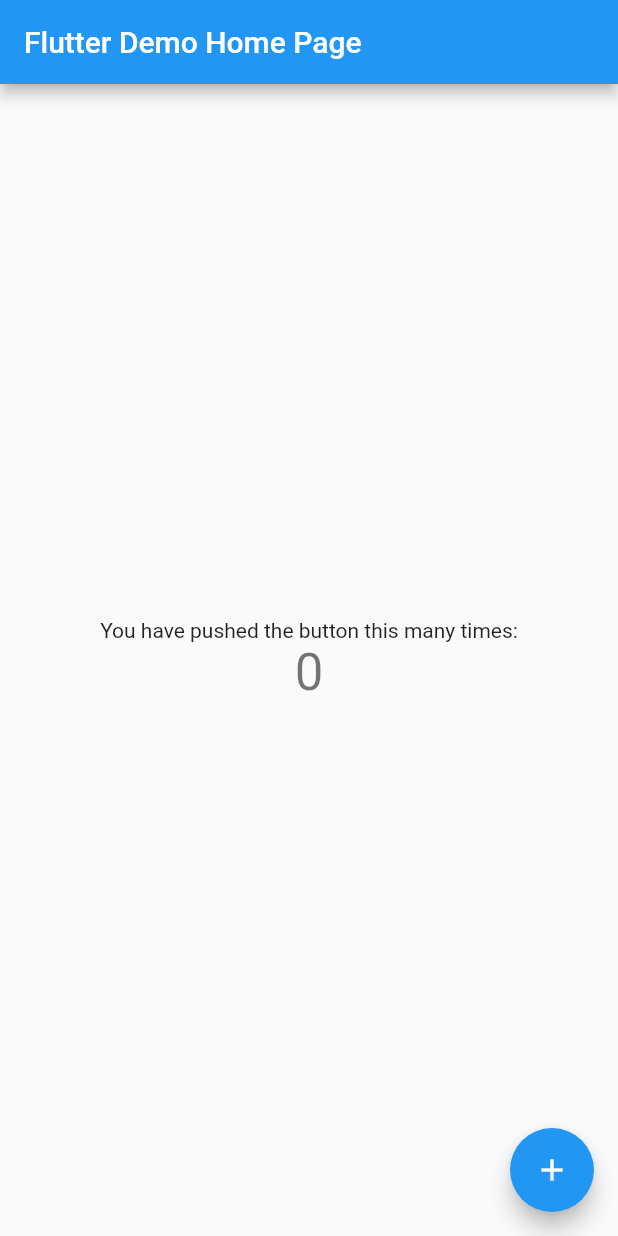
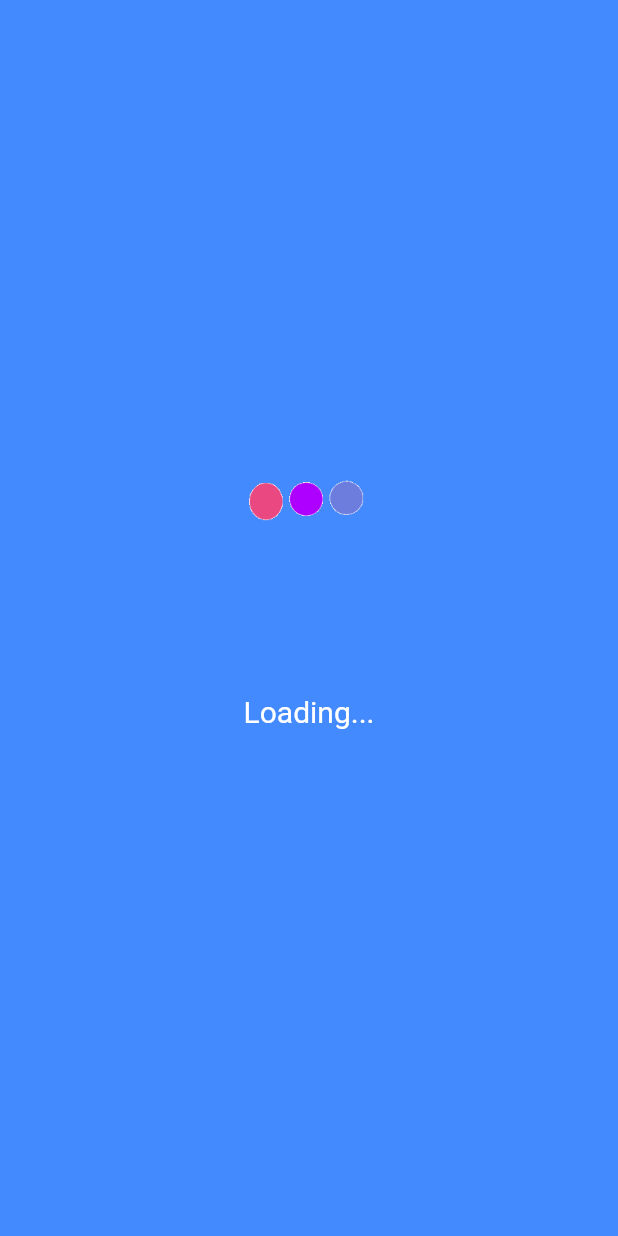
Before and after one commit to melchord/flutter_loading, a Flutter app: the first screen one second after launch, on a phone screen of 412 x 824 dp. Run offline on Flutter 3.47's test engine with Material 2 defaults, Android fonts, the phone set to English and light mode, and no system bars.

Commit message:
- add splash screen

```diff
--- a/lib/main.dart
+++ b/lib/main.dart
@@ -1,113 +1,9 @@
 import 'package:flutter/material.dart';
 
+import './screens/splash.dart';
+
 void main() {
-  runApp(MyApp());
+  runApp( const MaterialApp(
+    home: SplashScreen()
+  ));
 }
-
-class MyApp extends StatelessWidget {
-  // This widget is the root of your application.
-  @override
-  Widget build(BuildContext context) {
-    return MaterialApp(
-      title: 'Flutter Demo',
-      theme: ThemeData(
-        // This is the theme of your application.
-        //
-        // Try running your application with "flutter run". You'll see the
-        // application has a blue toolbar. Then, without quitting the app, try
-        // changing the primarySwatch below to Colors.green and then invoke
-        // "hot reload" (press "r" in the console where you ran "flutter run",
-        // or simply save your changes to "hot reload" in a Flutter IDE).
-        // Notice that the counter didn't reset back to zero; the application
-        // is not restarted.
-        primarySwatch: Colors.blue,
-      ),
-      home: const MyHomePage(title: 'Flutter Demo Home Page'),
-    );
-  }
-}
-
-class MyHomePage extends StatefulWidget {
-  const MyHomePage({Key? key, required this.title}) : super(key: key);
-
-  // This widget is the home page of your application. It is stateful, meaning
-  // that it has a State object (defined below) that contains fields that affect
-  // how it looks.
-
-  // This class is the configuration for the state. It holds the values (in this
-  // case the title) provided by the parent (in this case the App widget) and
-  // used by the build method of the State. Fields in a Widget subclass are
-  // always marked "final".
-
-  final String title;
-
-  @override
-  _MyHomePageState createState() => _MyHomePageState();
-}
-
-class _MyHomePageState extends State<MyHomePage> {
-  int _counter = 0;
-
-  void _incrementCounter() {
-    setState(() {
-      // This call to setState tells the Flutter framework that something has
-      // changed in this State, which causes it to rerun the build method below
-      // so that the display can reflect the updated values. If we changed
-      // _counter without calling setState(), then the build method would not be
-      // called again, and so nothing would appear to happen.
-      _counter++;
-    });
-  }
-
-  @override
-  Widget build(BuildContext context) {
-    // This method is rerun every time setState is called, for instance as done
-    // by the _incrementCounter method above.
-    //
-    // The Flutter framework has been optimized to make rerunning build methods
-    // fast, so that you can just rebuild anything that needs updating rather
-    // than having to individually change instances of widgets.
-    return Scaffold(
-      appBar: AppBar(
-        // Here we take the value from the MyHomePage object that was created by
-        // the App.build method, and use it to set our appbar title.
-        title: Text(widget.title),
-      ),
-      body: Center(
-        // Center is a layout widget. It takes a single child and positions it
-        // in the middle of the parent.
-        child: Column(
-          // Column is also a layout widget. It takes a list of children and
-          // arranges them vertically. By default, it sizes itself to fit its
-          // children horizontally, and tries to be as tall as its parent.
-          //
-          // Invoke "debug painting" (press "p" in the console, choose the
-          // "Toggle Debug Paint" action from the Flutter Inspector in Android
-          // Studio, or the "Toggle Debug Paint" command in Visual Studio Code)
-          // to see the wireframe for each widget.
-          //
-          // Column has various properties to control how it sizes itself and
-          // how it positions its children. Here we use mainAxisAlignment to
-          // center the children vertically; the main axis here is the vertical
-          // axis because Columns are vertical (the cross axis would be
-          // horizontal).
-          mainAxisAlignment: MainAxisAlignment.center,
-          children: <Widget>[
-            const Text(
-              'You have pushed the button this many times:',
-            ),
-            Text(
-              '$_counter',
-              style: Theme.of(context).textTheme.headline4,
-            ),
-          ],
-        ),
-      ),
-      floatingActionButton: FloatingActionButton(
-        onPressed: _incrementCounter,
-        tooltip: 'Increment',
-        child: const Icon(Icons.add),
-      ), // This trailing comma makes auto-formatting nicer for build methods.
-    );
-  }
-}
--- /dev/null
+++ b/lib/screens/splash.dart
@@ -0,0 +1,59 @@
+import 'dart:async';
+
+import 'package:flutter/material.dart';
+
+import './end.dart';
+
+class SplashScreen extends StatefulWidget {
+  const SplashScreen({Key? key}) : super(key: key);
+
+  @override
+  State createState() => _SplashScreenState();
+}
+
+class _SplashScreenState extends State<SplashScreen> {
+  @override
+  void initState() {
+    // TODO: implement initState
+    super.initState();
+    startTime();
+  }
+
+  Future startTime() async {
+    const duration = Duration(seconds: 6);
+    return Timer(duration, route);
+  }
+
+  void route() {
+    Navigator.pushReplacement(
+        context, MaterialPageRoute(builder: (context) => EndScreen()));
+  }
+
+  Scaffold initScreen(BuildContext context) {
+    return Scaffold(
+        backgroundColor: Colors.blueAccent,
+        body: Center(
+            child: Column(
+                mainAxisAlignment: MainAxisAlignment.center,
+                children: <Widget>[
+              Image.asset(
+                "images/loading.gif",
+                height: 125.0,
+                width: 125.0,
+              ),
+              const Padding(padding: EdgeInsets.only(top: 20.0)),
+              const Text(
+                "Loading...",
+                style: TextStyle(fontSize: 20.0, color: Colors.white),
+              ),
+              const Padding(padding: EdgeInsets.only(top: 20.0)),
+            ])));
+  }
+
+  @override
+  Widget build(BuildContext context) {
+    return Scaffold(
+      body: initScreen(context),
+    );
+  }
+}
--- a/pubspec.yaml
+++ b/pubspec.yaml
@@ -42,8 +42,8 @@
   uses-material-design: true
 
   # To add assets to your application, add an assets section, like this:
-  # assets:
-  #   - images/a_dot_burr.jpeg
+  assets:
+    - images/loading.gif
   #   - images/a_dot_ham.jpeg
 
   # An image asset can refer to one or more resolution-specific "variants", see
```
Also changed, not shown: lib/screens/end.dart (added, +12 -0 lines), images/loading.gif (added), 2 other files.
